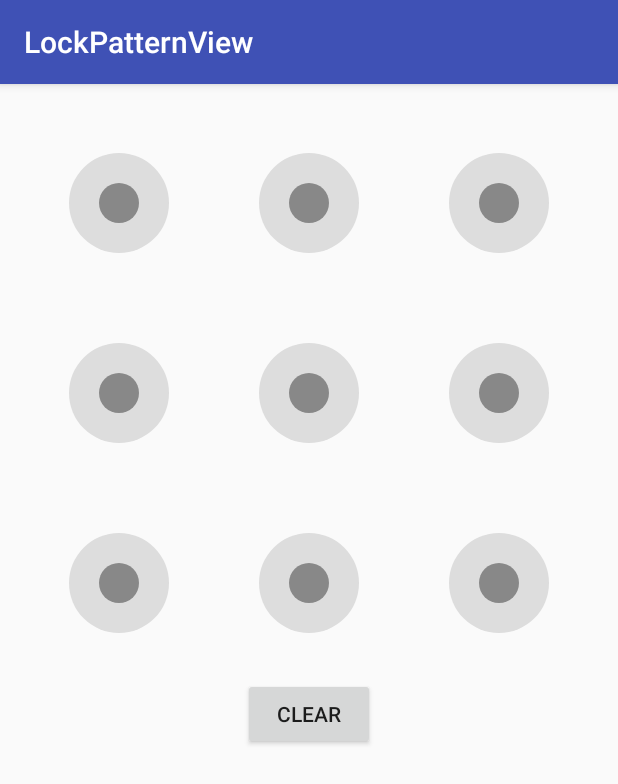
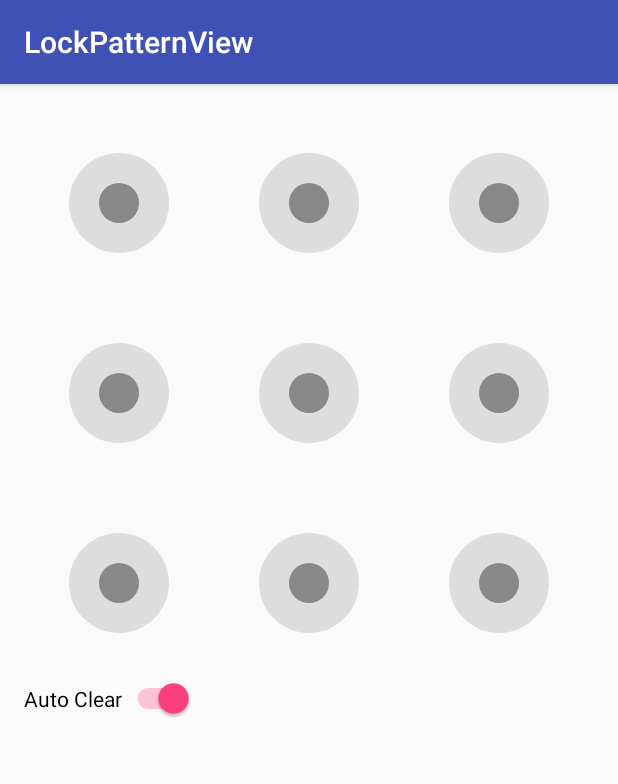
Before and after one commit to WangLei20167/Android-LockPatternView, an Android app: the screen it shows after launch (MainActivity), on a phone screen of 412 x 824 dp. Shown: the top 784 px of the screen. Run offline under Robolectric (Android 15) with nearby library versions, the phone set to English and light mode, and no system bars.

Commit message:
Update README and sample

```diff
--- a/lockpatternview/build.gradle
+++ b/lockpatternview/build.gradle
@@ -19,7 +19,5 @@ android {
 }
 
 dependencies {
-	compile fileTree(dir: 'libs', include: ['*.jar'])
-	testCompile 'junit:junit:4.12'
-	compile 'com.android.support:appcompat-v7:24.1.0'
+	provided 'com.android.support:appcompat-v7:24.1.0'
 }
--- a/sample/src/main/java/com/anbillon/widget/lock/sample/MainActivity.java
+++ b/sample/src/main/java/com/anbillon/widget/lock/sample/MainActivity.java
@@ -2,19 +2,28 @@ package com.anbillon.widget.lock.sample;
 
 import android.support.v7.app.AppCompatActivity;
 import android.os.Bundle;
+import android.support.v7.widget.SwitchCompat;
 import android.util.Log;
 import android.view.View;
+import android.widget.Button;
+import android.widget.CompoundButton;
+import android.widget.Toast;
 import com.anbillon.widget.lock.LockPatternView;
 
 public class MainActivity extends AppCompatActivity
-    implements View.OnClickListener, LockPatternView.OnPatternCompleteListener {
+	implements View.OnClickListener, CompoundButton.OnCheckedChangeListener,
+	LockPatternView.OnPatternCompleteListener {
 	private LockPatternView lockPatternView;
+	private Button btnClear;
 
 	@Override protected void onCreate(Bundle savedInstanceState) {
 		super.onCreate(savedInstanceState);
 		setContentView(R.layout.activity_main);
 
-    findViewById(R.id.btn_clear).setOnClickListener(this);
+		btnClear = (Button) findViewById(R.id.btn_clear);
+		btnClear.setOnClickListener(this);
+		SwitchCompat autoClearSwitch = (SwitchCompat) findViewById(R.id.auto_clear_switch);
+		autoClearSwitch.setOnCheckedChangeListener(this);
 		lockPatternView = (LockPatternView) findViewById(R.id.lock_pattern_view);
 		lockPatternView.setOnPatternCompleteListener(this);
 	}
@@ -23,6 +32,14 @@ public class MainActivity extends AppCompatActivity
 		lockPatternView.clearPattern();
 	}
 
+	@Override public void onCheckedChanged(CompoundButton compoundButton, boolean b) {
+		if (b) {
+			Toast.makeText(this, getString(R.string.auto_clear), Toast.LENGTH_SHORT).show();
+		}
+		lockPatternView.setAutoClear(b);
+		btnClear.setVisibility(b ? View.INVISIBLE : View.VISIBLE);
+	}
+
 	@Override public void onPatternComplete(String password) {
 		Log.d("TAG", "password: " + password);
 	}
--- a/sample/src/main/res/layout/activity_main.xml
+++ b/sample/src/main/res/layout/activity_main.xml
@@ -19,11 +19,28 @@
       app:nodeOnAnim="@anim/node_on"
       />
 
-  <Button
-      android:id="@+id/btn_clear"
-      android:layout_width="wrap_content"
+  <LinearLayout
+      android:layout_width="match_parent"
       android:layout_height="wrap_content"
-      android:text="@string/clear"
-      />
+      android:orientation="horizontal"
+      >
+
+    <android.support.v7.widget.SwitchCompat
+        android:id="@+id/auto_clear_switch"
+        android:layout_width="wrap_content"
+        android:layout_height="wrap_content"
+        android:checked="true"
+        android:text="@string/auto_clear"
+        />
+
+    <Button
+        android:id="@+id/btn_clear"
+        android:layout_width="wrap_content"
+        android:layout_height="wrap_content"
+        android:text="@string/clear"
+        android:visibility="gone"
+        />
+
+  </LinearLayout>
 
 </LinearLayout>
--- a/sample/src/main/res/values/strings.xml
+++ b/sample/src/main/res/values/strings.xml
@@ -1,6 +1,7 @@
 <resources>
 
   <string name="app_name">LockPatternView</string>
+  <string name="auto_clear">Auto Clear</string>
   <string name="clear">Clear</string>
 
 </resources>
```
Also changed, not shown: lockpatternview/src/main/java/com/anbillon/widget/lock/LockPatternView.java (+9 -0 lines), sample/src/main/res/anim/node_on.xml (renamed from lockpatternview/src/main/res/anim/node_on.xml), 3 other files. Lines whose indentation alone changed are shown as unchanged.
